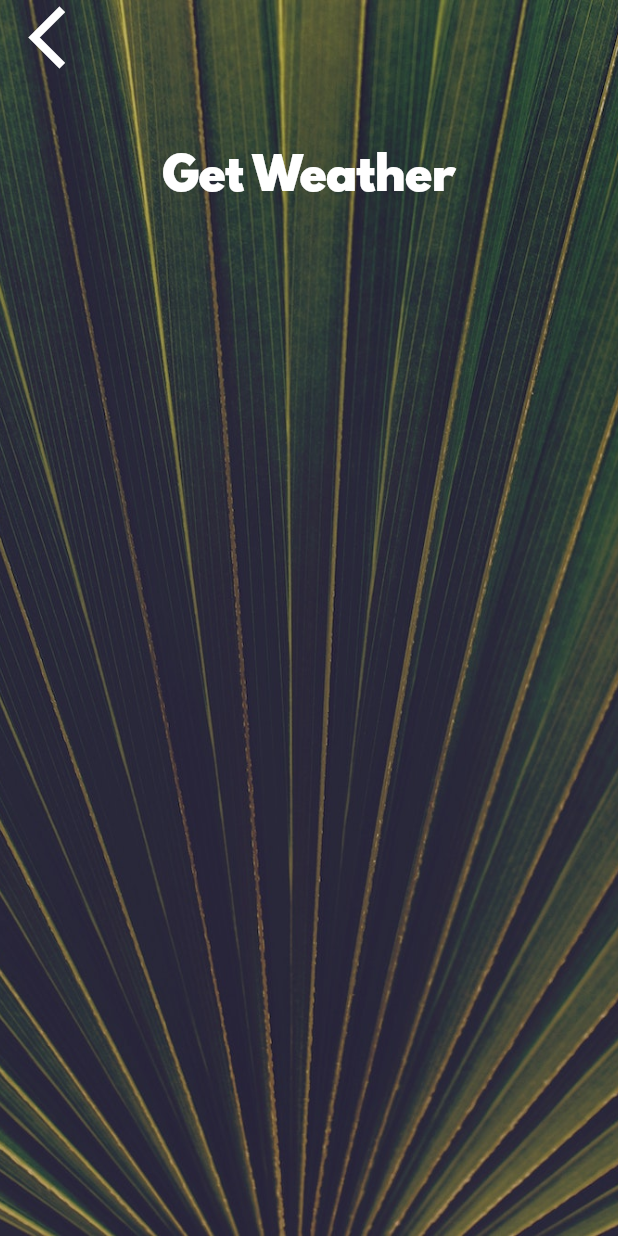
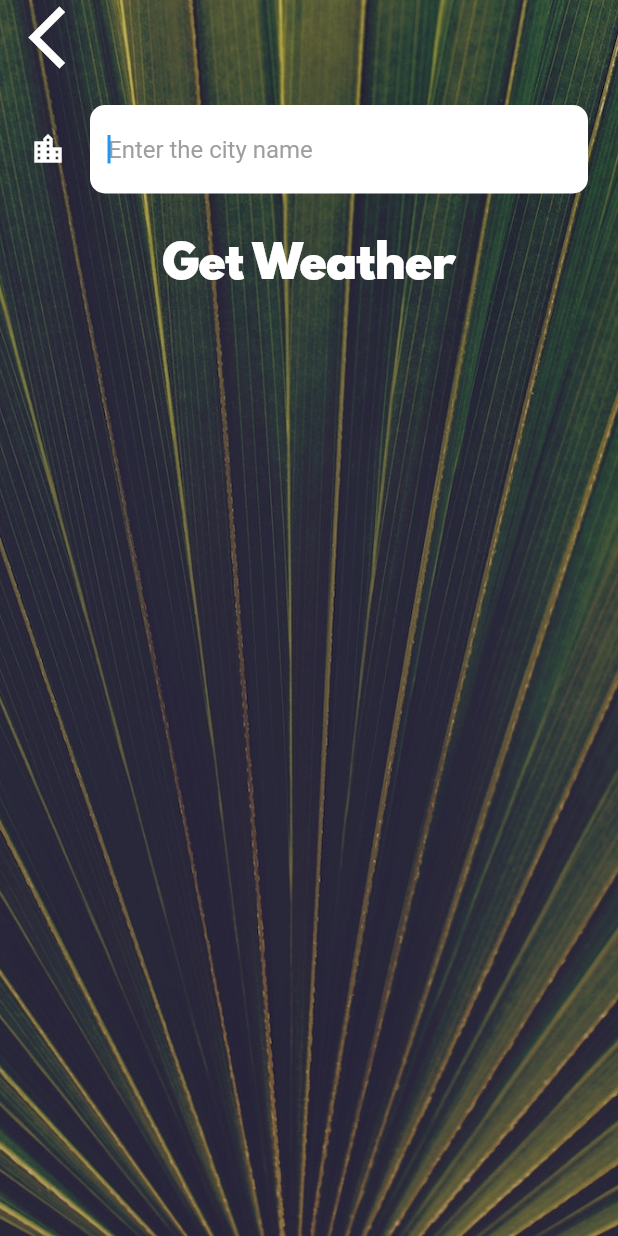
Before and after one commit to agungsepruloh/clima-weather-app, a Flutter app: the CityScreen screen opened directly, on a phone screen of 412 x 824 dp. Run offline on Flutter 3.47's test engine with Material 2 defaults, Android fonts, the phone set to English and light mode, and no system bars; our stand-ins replace flutter_spinkit, geolocator; network calls fail.

Commit message:
Creating and styling a TextField widget for text entry

```diff
--- a/lib/screens/city_screen.dart
+++ b/lib/screens/city_screen.dart
@@ -33,7 +33,16 @@ class _CityScreenState extends State<CityScreen> {
               ),
               Container(
                 padding: EdgeInsets.all(20.0),
-                child: null,
+                child: TextField(
+                  style: TextStyle(
+                    color: Colors.black,
+                  ),
+                  decoration: kTextFieldInputDecoration,
+                  autofocus: true,
+                  onChanged: (value) {
+                    print(value);
+                  },
+                ),
               ),
               FlatButton(
                 onPressed: () {},
--- a/lib/utilities/constants.dart
+++ b/lib/utilities/constants.dart
@@ -18,3 +18,22 @@ const kButtonTextStyle = TextStyle(
 const kConditionTextStyle = TextStyle(
   fontSize: 100.0,
 );
+
+const kTextFieldInputDecoration = InputDecoration(
+  filled: true,
+  fillColor: Colors.white,
+  hintText: 'Enter the city name',
+  hintStyle: TextStyle(
+    color: Colors.grey,
+  ),
+  icon: Icon(
+    Icons.location_city,
+    color: Colors.white,
+  ),
+  border: OutlineInputBorder(
+    borderRadius: BorderRadius.all(
+      Radius.circular(10.0),
+    ),
+    borderSide: BorderSide.none,
+  ),
+);
```
